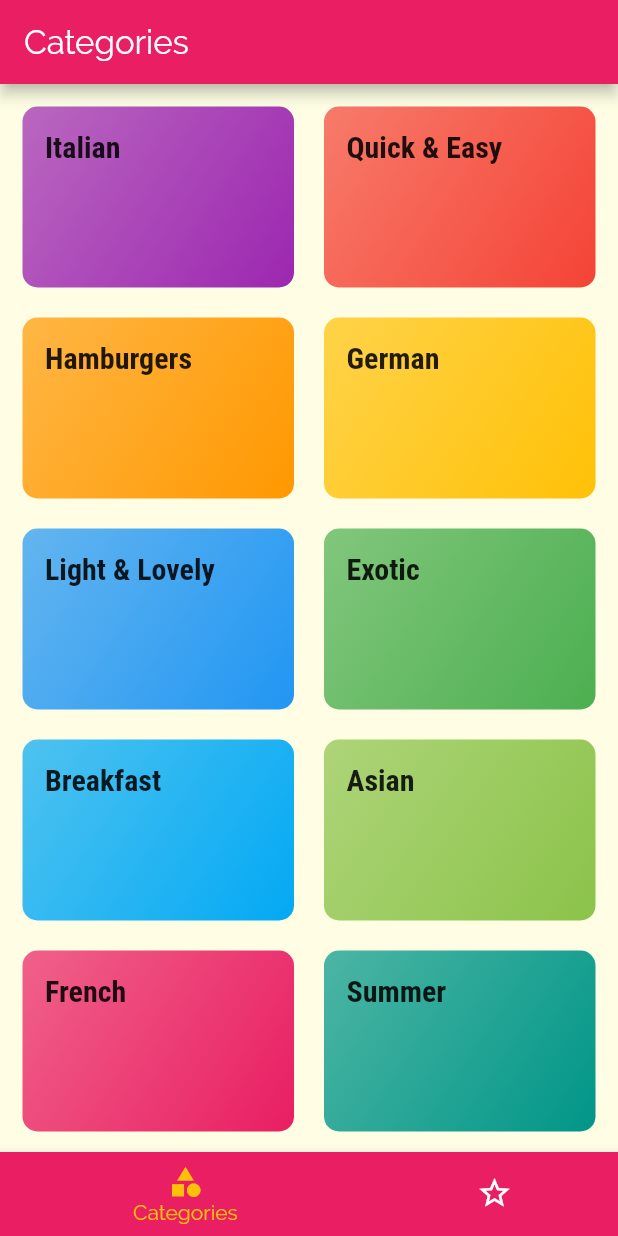
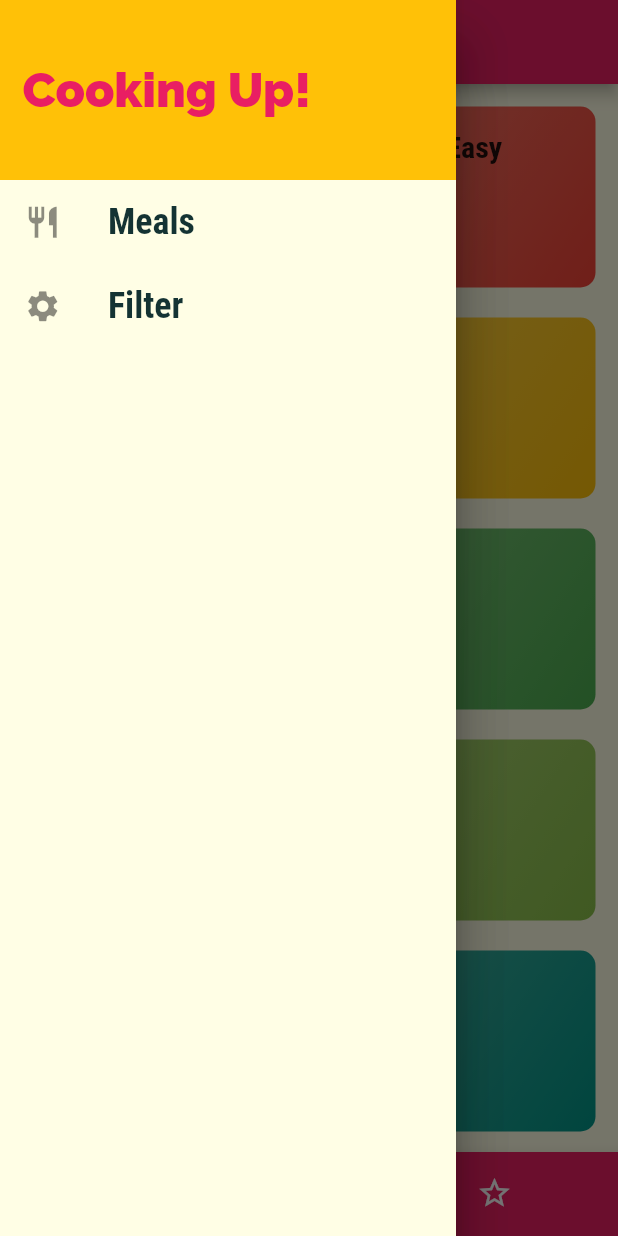
Before and after one commit to MeTi-DeV/Meals_App, a Flutter app: the screen it shows after launch, with the side drawer open (before the commit the screen has no drawer), on a phone screen of 412 x 824 dp. Run offline on Flutter 3.47's test engine with Material 2 defaults, Android fonts, the phone set to English and light mode, and no system bars.

Commit message:
add Menu Drawer and make options of this

```diff
--- a/lib/main.dart
+++ b/lib/main.dart
@@ -1,4 +1,5 @@
 import 'package:flutter/material.dart';
+import './screens/filters_screen.dart';
 import './screens/tabs_screen.dart';
 import './screens/categories_meals_screen.dart';
 import './screens/meals_details_screen.dart';
@@ -39,7 +40,8 @@ class MyApp extends StatelessWidget {
         //comment 1 : add TabsScreen as default route
        '/':(ctx)=>TabsScreen(),
         CategoriesMealsScreen.routeName: (ctx) => CategoriesMealsScreen(),
-        MealsDetailsScreen.routeName: (ctx) => MealsDetailsScreen()
+        MealsDetailsScreen.routeName: (ctx) => MealsDetailsScreen(),
+        FiltersScreen.routeName:(ctx)=>FiltersScreen(),
       },
 
       // onGenerateRoute: (setting) {
--- /dev/null
+++ b/lib/screens/filters_screen.dart
@@ -0,0 +1,17 @@
+import 'package:flutter/material.dart';
+import '../widgets/main_drawer.dart';
+class FiltersScreen extends StatelessWidget {
+  static const routeName = '/filters';
+  @override
+  Widget build(BuildContext context) {
+    return Scaffold(
+      appBar: AppBar(
+        title: Text('Filtters'),
+      ),
+      drawer: Drawer(child: MainDrawer(),),
+      body: Center(
+        child: Text('Your Filtters !!'),
+      ),
+    );
+  }
+}
--- a/lib/screens/tabs_screen.dart
+++ b/lib/screens/tabs_screen.dart
@@ -1,19 +1,17 @@
 import 'package:flutter/material.dart';
 import './categories_screen.dart';
 import './favorite_screen.dart';
-
+import '../widgets/main_drawer.dart';
 class TabsScreen extends StatefulWidget {
   @override
   _TabsScreenState createState() => _TabsScreenState();
 }
 
 class _TabsScreenState extends State<TabsScreen> {
-  //comment 2 : make data title and adresss as List<Map<... to be able pass data better
   List<Map<String, dynamic>> _pages = [
     {'page': CategoriesScreen(), 'title': 'Categories'},
     {'page': FavoriteScreen(), 'title': 'Favorites'},
   ];
-//comment 1 : define  _selectedPageIndex to change between pages
   int _selectedPageIndex = 0;
   void _selectPage(int index) {
     setState(() {
@@ -25,32 +23,28 @@ class _TabsScreenState extends State<TabsScreen> {
   Widget build(BuildContext context) {
     return Scaffold(
       appBar: AppBar(
-        //comment 3 : pass current title of page to appBar title
         title: Text(_pages[_selectedPageIndex]['title']),
+
       ),
-      //comment 4 : define _pages and atributes as home page to change between CategoriesScreen and FavoriteScreen
+      //comment 1 : one of most import properties is drawer its make for us a hamburger menu
+      drawer: Drawer(child: MainDrawer(),),
       body: _pages[_selectedPageIndex]['page'],
-      //comment 5 : bottomNavigationBar is atributes for make our bottom navigation
       bottomNavigationBar: BottomNavigationBar(
 
         unselectedItemColor: Colors.white,
         selectedItemColor: Theme.of(context).accentColor,
         currentIndex: _selectedPageIndex,
-        //comment 9 : type give us how to make a navigation with a bit animation
         type:BottomNavigationBarType.shifting ,
-        //comment 6 : onTap is second important part to handle between CategoriesScreen and FavoriteScreen
         onTap: _selectPage,
-        //comment 7 : an other important part is item its palce for us to create our Navigation items
         items: [
-          //comment 8 : for each Navigation Item we should use BottomNavigationBarItem and pass data to its properties
           BottomNavigationBarItem(
 
               icon: Icon(Icons.category),
-              label: _pages[_selectedPageIndex]['title'],
+              label:'Categories',
               backgroundColor: Theme.of(context).primaryColor),
           BottomNavigationBarItem(
             icon: Icon(Icons.star_outline_outlined),
-            label: _pages[_selectedPageIndex]['title'],
+            label: 'Favorites',
           ),
         ],
       ),
--- a/lib/widgets/category_item.dart
+++ b/lib/widgets/category_item.dart
@@ -7,8 +7,6 @@ class CategoryItem extends StatelessWidget {
 
   CategoryItem(this.title, this.color ,this.id);
   void SelectCategory(BuildContext ctx) {
-   //comment 1 : call our Route that created in main here
-   // arguments : is for define our arguments that we need use it and pass data to them
     Navigator.of(ctx).pushNamed('/category-meals', arguments: {'id':id , 'title':title}
     );
   }
--- /dev/null
+++ b/lib/widgets/main_drawer.dart
@@ -0,0 +1,63 @@
+import 'package:flutter/material.dart';
+import '../screens/filters_screen.dart';
+
+//comment 1 : create Drawer body here
+class MainDrawer extends StatelessWidget {
+  @override
+  Widget build(BuildContext context) {
+    //comment 2 : split Drawer menues to a single Widget with arguments like title and icon tapHandler for change between pages Categories and filters_screen
+    Widget buildTileList(String title, IconData icon, Function() tapHandler) {
+      return ListTile(
+        leading: Icon(
+          icon,
+          size: 25,
+        ),
+        title: Text(
+          title,
+          style: TextStyle(
+              fontFamily: 'RobotoCondensed',
+              fontSize: 24,
+              fontWeight: FontWeight.bold),
+        ),
+        onTap: tapHandler,
+      );
+    }
+
+    return Drawer(
+      child: Column(
+        children: [
+          Container(
+            padding: EdgeInsets.all(15),
+            height: 120,
+            width: double.infinity,
+            alignment: Alignment.centerLeft,
+            decoration: BoxDecoration(color: Theme.of(context).accentColor),
+            child: Text(
+              'Cooking Up!',
+              style: TextStyle(
+                  color: Theme.of(context).primaryColor,
+                  fontFamily: 'Raleway',
+                  fontSize: 32,
+                  fontWeight: FontWeight.w900),
+            ),
+          ),
+          //comment 3 : use pushReplacementNamed because its better for catching of app
+          //if use pushNamed its so bad and stack pages top of each page and its make performance of app so slow
+          //after pass '/' as route of Meals item
+          buildTileList('Meals', Icons.restaurant, () {
+            Navigator.of(context).pushReplacementNamed('/');
+          }),
+//comment 4 : pass FiltersScreen route to
+          buildTileList(
+            'Filter',
+            Icons.settings,
+            () {
+              Navigator.of(context)
+                  .pushReplacementNamed(FiltersScreen.routeName);
+            },
+          ),
+        ],
+      ),
+    );
+  }
+}
```
